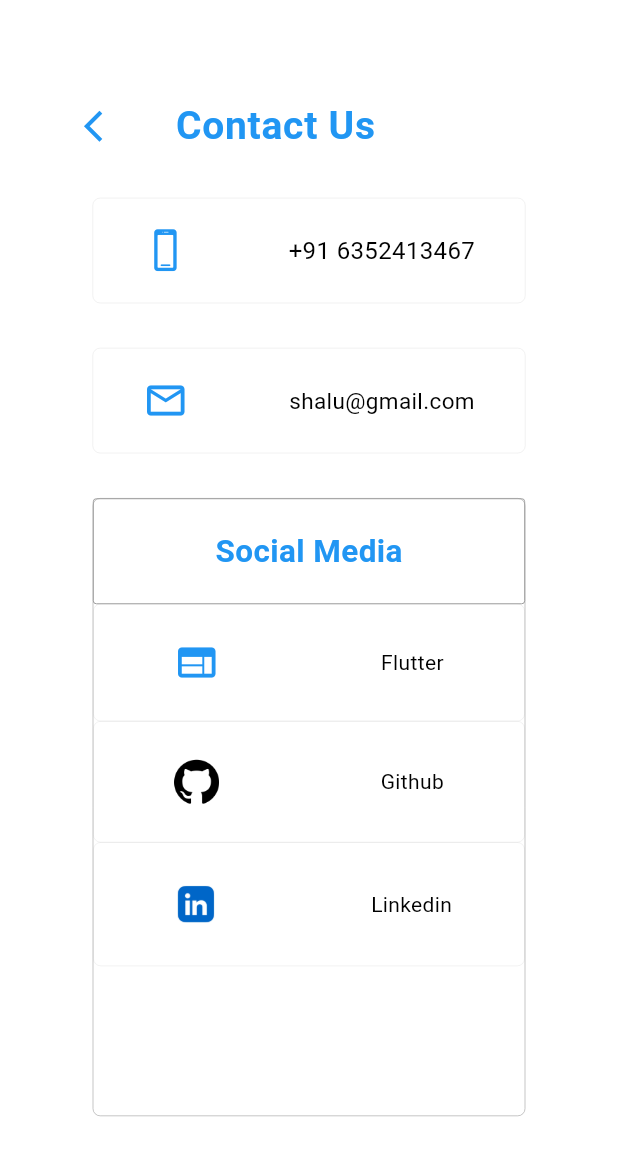
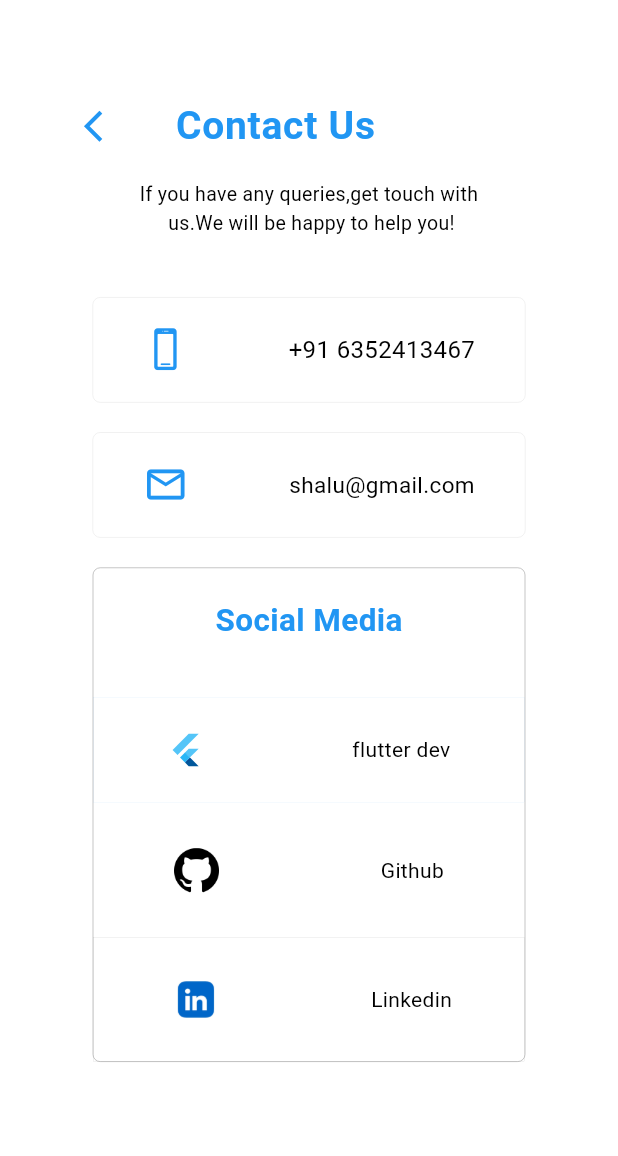
Before and after one commit to Shalu6634/advflutter_ch1, a Flutter app: the screen it shows after launch, on a phone screen of 412 x 824 dp. Shown: the top 1156 px of the screen. Run offline on Flutter 3.47's test engine with Material 3 defaults, Android fonts, the phone set to English and light mode, and no system bars; our stand-ins replace shared_preferences.

Commit message:
16-07-24

```diff
--- a/lib/screen/1.6 Contact Us Page With Interaction/viewContact/FirstPage.dart
+++ b/lib/screen/1.6 Contact Us Page With Interaction/viewContact/FirstPage.dart
@@ -10,7 +10,8 @@ class Homepage extends StatelessWidget {
 
   @override
   Widget build(BuildContext context) {
-    ContactHomeProvider contactHomeProvider = Provider.of<ContactHomeProvider>(context , listen: false);
+    ContactHomeProvider contactHomeProvider =
+        Provider.of<ContactHomeProvider>(context, listen: false);
     double height = MediaQuery.of(context).size.height;
     double width = MediaQuery.of(context).size.width;
     return Scaffold(
@@ -38,6 +39,42 @@ class Homepage extends StatelessWidget {
             ),
           ),
           SizedBox(
+            height: height * 0.010,
+          ),
+          Text(
+            textAlign: TextAlign.center,
+            'If you have any queries,get touch with\n us.We will be happy to help you!',
+            style: TextStyle(fontSize: 13),
+          ),
+          SizedBox(
+            height: 40,
+          ),
+          Container(
+            height: height * 0.085,
+            width: width * 0.7,
+            decoration: BoxDecoration(
+                borderRadius: BorderRadius.circular(5),
+                border: Border.all(width: 0.098, color: Colors.grey)),
+            child: Row(
+              mainAxisAlignment: MainAxisAlignment.spaceAround,
+              children: [
+                Icon(
+                  CupertinoIcons.device_phone_portrait,
+                  color: Colors.blue,
+                  size: 30,
+                ),
+                GestureDetector(
+                    onTap: () {
+                      contactHomeProvider.launcherPhone();
+                    },
+                    child: Text(
+                      '+91 6352413467',
+                      style: TextStyle(fontSize: 16),
+                    )),
+              ],
+            ),
+          ),
+          SizedBox(
             height: 20,
           ),
           Container(
@@ -49,81 +86,90 @@ class Homepage extends StatelessWidget {
             child: Row(
               mainAxisAlignment: MainAxisAlignment.spaceAround,
               children: [
-                Icon(CupertinoIcons.device_phone_portrait,color: Colors.blue,size: 30,),
-                GestureDetector(onTap: (){
-                contactHomeProvider.launcherPhone();
-                },child: Text('+91 6352413467',style: TextStyle(fontSize: 16),)),
+                Icon(
+                  Icons.email_outlined,
+                  color: Colors.blue,
+                  size: 30,
+                ),
+                GestureDetector(
+                    onTap: () {
+                      contactHomeProvider.launcherEmail();
+                    },
+                    child: Text(
+                      'shalu@gmail.com',
+                      style: TextStyle(fontSize: 15),
+                    )),
               ],
             ),
           ),
           SizedBox(
-            height: 30,
+            height: 20,
           ),
           Container(
-            height: height * 0.085,
-            width: width * 0.7,
-            decoration: BoxDecoration(
-                borderRadius: BorderRadius.circular(5),
-                border: Border.all(width: 0.098, color: Colors.grey)),
-            child: Row(
-              mainAxisAlignment: MainAxisAlignment.spaceAround,
-              children: [
-                Icon(Icons.email_outlined,color: Colors.blue,size: 30,),
-                GestureDetector(onTap: (){
-                  contactHomeProvider.launcherEmail();
-                },child: Text('shalu@gmail.com',style: TextStyle(fontSize: 15),)),
-              ],
-            ),
-          ),
-          SizedBox(
-            height: 30,
-          ),
-          Container(
-            height: height * 0.5,
+            height: height * 0.4,
             width: width * 0.7,
             decoration: BoxDecoration(
                 borderRadius: BorderRadius.circular(5),
                 border: Border.all(width: 0.40, color: Colors.grey)),
             child: Column(
-
+              mainAxisAlignment: MainAxisAlignment.spaceBetween,
               children: [
                 Container(
                   height: height * 0.085,
                   width: width * 0.7,
                   decoration: BoxDecoration(
                       borderRadius: BorderRadius.circular(2),
-                      border: Border.all(width: 0, color: Colors.grey)),
-                  child: Center(child: Text('Social Media',style: TextStyle(color: Colors.blue,fontWeight: FontWeight.bold,fontSize: 21),),),
+    ),
+                      // border: Border.all(width: 0.08, color: Colors.grey)),
+                  child: Center(
+                    child: Text(
+                      'Social Media',
+                      style: TextStyle(
+                          color: Colors.blue,
+                          fontWeight: FontWeight.bold,
+                          fontSize: 21),
+                    ),
+                  ),
                 ),
                 Container(
-                  height: height * 0.095,
+                  height: height * 0.085,
                   width: width * 0.7,
                   decoration: BoxDecoration(
-                      borderRadius: BorderRadius.circular(5),
-                      border: Border.all(width: 0.090, color: Colors.grey)),
+
+                      border: Border.all(width: 0.030, color: Colors.blue
+                      )
+                  ),
                   child: Row(
                     mainAxisAlignment: MainAxisAlignment.spaceAround,
                     children: [
-                      Icon(Icons.web,color: Colors.blue,size: 30,),
-                      GestureDetector(onTap: (){
-                        contactHomeProvider.launcherWebsite();
-                      },child: Text('Flutter')),
+                      FlutterLogo(),
+                      GestureDetector(
+                          onTap: () {
+                            contactHomeProvider.launcherWebsite();
+                          },
+                          child: Text('flutter dev')),
                     ],
                   ),
                 ),
                 Container(
-                  height: height * 0.098,
+                  height: height * 0.070,
                   width: width * 0.7,
                   decoration: BoxDecoration(
-                      borderRadius: BorderRadius.circular(5),
-                      border: Border.all(width: 0.090, color: Colors.grey)),
+
+                      // border: Border.all(width: 0.090, color: Colors.grey)
+                    ),
                   child: Row(
                     mainAxisAlignment: MainAxisAlignment.spaceAround,
                     children: [
-                      Image.asset('assets/img/git.png',height: 30,),
-                      GestureDetector(onTap: (){
-                        contactHomeProvider.launcherSocial();
-                      },child: Text('Github')),
+                      Image.asset(
+                        'assets/img/git.png',
+                        height: 30,
+                      ),
+                      GestureDetector(
+                          onTap: () {
+                            contactHomeProvider.launcherSocial();
+                          },
+                          child: Text('Github')),
                     ],
                   ),
                 ),
@@ -131,15 +177,20 @@ class Homepage extends StatelessWidget {
                   height: height * 0.1,
                   width: width * 0.8,
                   decoration: BoxDecoration(
-                      borderRadius: BorderRadius.circular(5),
+
                       border: Border.all(width: 0.090, color: Colors.grey)),
                   child: Row(
                     mainAxisAlignment: MainAxisAlignment.spaceAround,
                     children: [
-                      Image.asset('assets/img/link.png',height: 40,),
-                      GestureDetector(onTap: (){
-                      contactHomeProvider.launcherSocial1();
-                      },child: Text('Linkedin')),
+                      Image.asset(
+                        'assets/img/link.png',
+                        height: 40,
+                      ),
+                      GestureDetector(
+                          onTap: () {
+                            contactHomeProvider.launcherSocial1();
+                          },
+                          child: Text('Linkedin')),
                     ],
                   ),
                 ),
```
